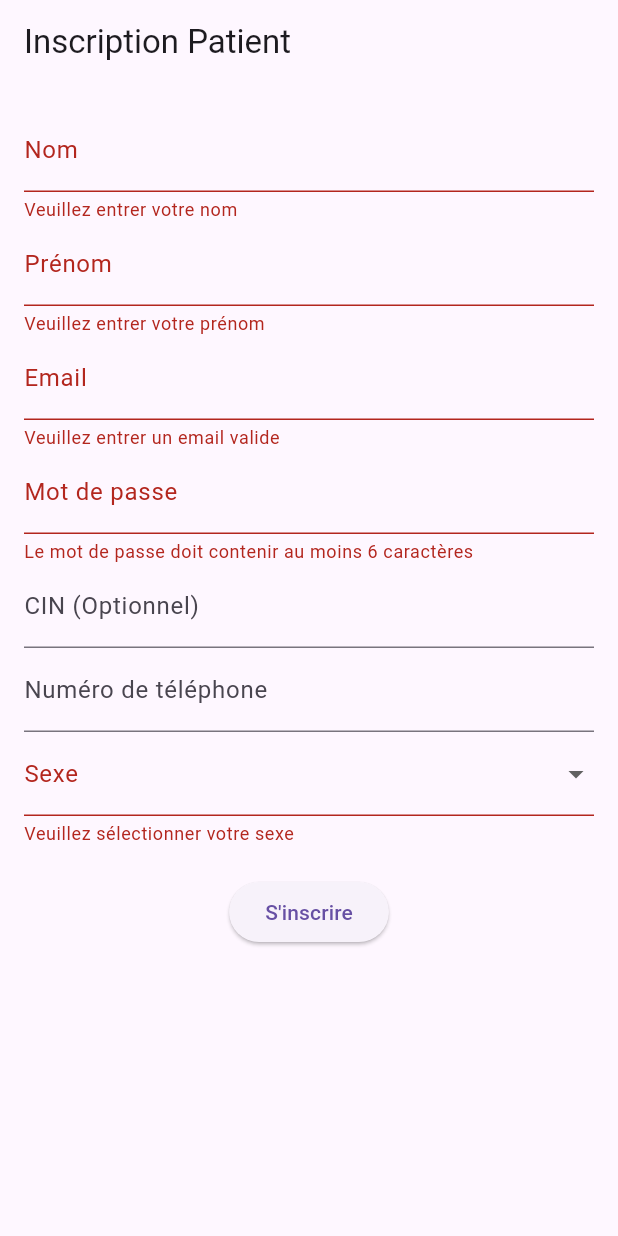
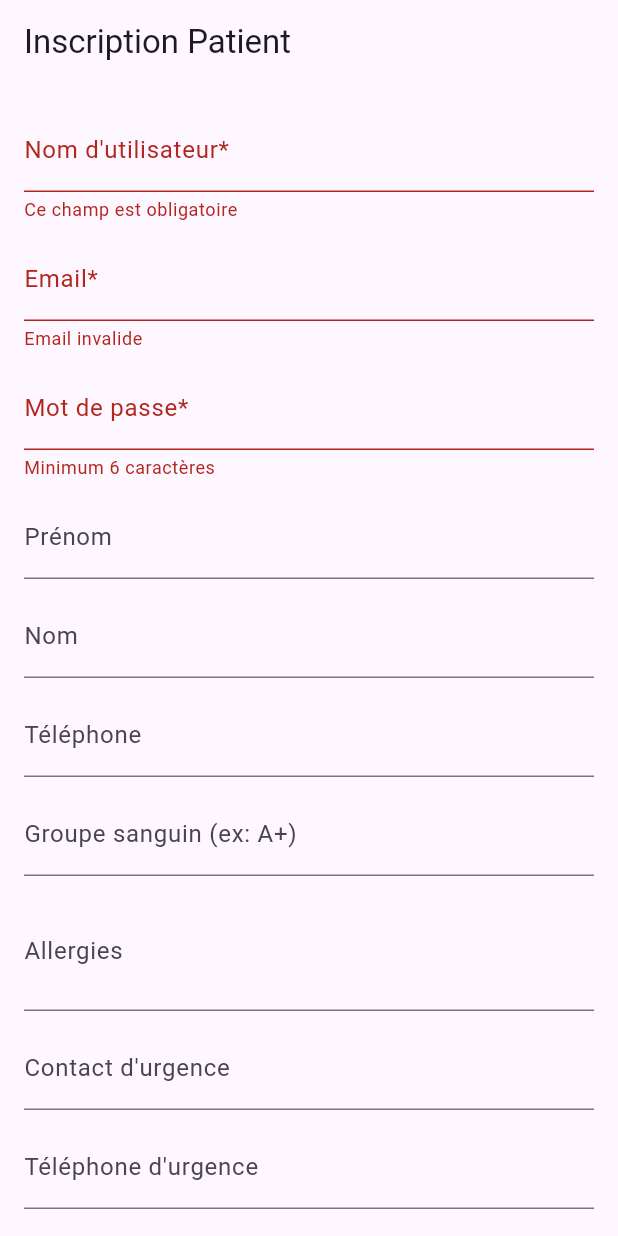
Before and after one commit to Zahra0706/Application-de-gestion-medicale-FrontEnd, a Flutter app: the screen it shows after launch, after a tap on "S'inscrire", on a phone screen of 412 x 824 dp. Run offline on Flutter 3.47's test engine with Material 3 defaults, Android fonts, the phone set to English and light mode, and no system bars.

```diff
--- a/lib/main.dart
+++ b/lib/main.dart
@@ -1,8 +1,9 @@
 import 'package:flutter/material.dart';
 import 'package:provider/provider.dart';
-import 'services/mock_auth_service.dart';
+import 'view_models/auth_view_model.dart';
 import 'repositories/auth_repository.dart';
-import 'view_models/auth_view_model.dart';
+import 'services/auth_service.dart';
+import 'services/api_auth_service.dart';
 import 'views/auth/register_screen.dart';
 
 void main() {
@@ -14,23 +15,20 @@ class MyApp extends StatelessWidget {
 
   @override
   Widget build(BuildContext context) {
-    // Initialisation des dépendances (Dependency Injection)
-    final mockAuthService = MockAuthService();
-    final authRepository = AuthRepository(mockAuthService);
-    final authViewModel = AuthViewModel(authRepository);
+    final AuthService authService = ApiAuthService();
+    final AuthRepository authRepository = AuthRepository(authService);
+    final AuthViewModel authViewModel = AuthViewModel(authRepository);
 
     return MultiProvider(
       providers: [
-        ChangeNotifierProvider(create: (context) => authViewModel),
-        // Ajouter d'autres ViewModels ici plus tard
+        ChangeNotifierProvider(create: (_) => authViewModel),
       ],
       child: MaterialApp(
-        title: 'MedConnect Patient',
+        title: 'MedConnect',
         theme: ThemeData(
           primarySwatch: Colors.blue,
         ),
-        home: const RegisterScreen(), // Commencez par l'inscription
-        // home: const LoginScreen(), // Ou par la connexion
+        home: const RegisterScreen(),
       ),
     );
   }
--- /dev/null
+++ b/lib/models/auth_response.dart
@@ -0,0 +1,24 @@
+import 'package:json_annotation/json_annotation.dart';
+import 'utilisateur.dart';
+import 'patient.dart';
+
+part 'auth_response.g.dart';
+
+@JsonSerializable()
+class AuthResponse {
+  final String? token;
+  final Utilisateur? user;
+  final Patient? patient_profile;
+  final String? message;
+
+  AuthResponse({
+    this.token,
+    this.user,
+    this.patient_profile,
+    this.message,
+  });
+
+  factory AuthResponse.fromJson(Map<String, dynamic> json) =>
+      _$AuthResponseFromJson(json);
+  Map<String, dynamic> toJson() => _$AuthResponseToJson(this);
+}
--- a/lib/models/patient.dart
+++ b/lib/models/patient.dart
@@ -5,25 +5,23 @@ part 'patient.g.dart';
 
 @JsonSerializable()
 class Patient {
-  final int idPatient;
-  final String sexe; // "Homme" ou "Femme"
-  final String? groupeSanguin;
-  final String? adresse;
-  final String? ville;
-  final double? poids;
-  final double? taille;
-  // Ceci est crucial : un Patient EST un Utilisateur
-  final Utilisateur utilisateur;
+  final int id;
+  final Utilisateur user;
+  @JsonKey(name: 'blood_type')
+  final String? bloodType;
+  final String? allergies;
+  @JsonKey(name: 'emergency_contact')
+  final String? emergencyContact;
+  @JsonKey(name: 'emergency_phone')
+  final String? emergencyPhone;
 
   Patient({
-    required this.idPatient,
-    required this.sexe,
-    this.groupeSanguin,
-    this.adresse,
-    this.ville,
-    this.poids,
-    this.taille,
-    required this.utilisateur,
+    required this.id,
+    required this.user,
+    this.bloodType,
+    this.allergies,
+    this.emergencyContact,
+    this.emergencyPhone,
   });
 
   factory Patient.fromJson(Map<String, dynamic> json) =>
--- /dev/null
+++ b/lib/models/register_request.dart
@@ -0,0 +1,36 @@
+import 'package:json_annotation/json_annotation.dart';
+
+part 'register_request.g.dart';
+
+@JsonSerializable()
+class RegisterRequest {
+  final String username;
+  final String email;
+  final String password;
+  final String? first_name;
+  final String? last_name;
+  final String? phone;
+  final String role;
+  final String? blood_type;
+  final String? allergies;
+  final String? emergency_contact;
+  final String? emergency_phone;
+
+  RegisterRequest({
+    required this.username,
+    required this.email,
+    required this.password,
+    this.first_name,
+    this.last_name,
+    this.phone,
+    this.role = "PATIENT",
+    this.blood_type,
+    this.allergies,
+    this.emergency_contact,
+    this.emergency_phone,
+  });
+
+  factory RegisterRequest.fromJson(Map<String, dynamic> json) =>
+      _$RegisterRequestFromJson(json);
+  Map<String, dynamic> toJson() => _$RegisterRequestToJson(this);
+}
--- a/lib/models/utilisateur.dart
+++ b/lib/models/utilisateur.dart
@@ -5,30 +5,33 @@ part 'utilisateur.g.dart';
 @JsonSerializable()
 class Utilisateur {
   final int id;
-  final String nom;
-  final String prenom;
+  final String username;
+  @JsonKey(name: 'first_name')
+  final String? firstName;
+  @JsonKey(name: 'last_name')
+  final String? lastName;
   final String email;
-  final String? CIN; // Peut être null
-  final String password; // À cacher côté front après le dev
-  final String? numeroTel;
-  final DateTime? dateNaissance;
-  final DateTime createdAt;
-  final bool isActif;
+  final String? phone;
+  final String role;
+  @JsonKey(name: 'date_of_birth')
+  final String? dateOfBirth;
+  final String? address;
+  @JsonKey(name: 'is_active')
+  final bool isActive;
 
   Utilisateur({
     required this.id,
-    required this.nom,
-    required this.prenom,
+    required this.username,
+    this.firstName,
+    this.lastName,
     required this.email,
-    this.CIN,
-    required this.password,
-    this.numeroTel,
-    this.dateNaissance,
-    required this.createdAt,
-    required this.isActif,
+    this.phone,
+    required this.role,
+    this.dateOfBirth,
+    this.address,
+    required this.isActive,
   });
 
-  // Méthodes pour la sérialisation JSON (générées par build_runner)
   factory Utilisateur.fromJson(Map<String, dynamic> json) =>
       _$UtilisateurFromJson(json);
   Map<String, dynamic> toJson() => _$UtilisateurToJson(this);
--- a/lib/view_models/auth_view_model.dart
+++ b/lib/view_models/auth_view_model.dart
@@ -1,5 +1,6 @@
 import 'package:flutter/foundation.dart';
-import '../models/patient.dart';
+import '../models/register_request.dart';
+import '../models/auth_response.dart';
 import '../repositories/auth_repository.dart';
 
 class AuthViewModel with ChangeNotifier {
@@ -9,22 +10,26 @@ class AuthViewModel with ChangeNotifier {
 
   bool _isLoading = false;
   String? _errorMessage;
-  Patient? _currentPatient;
+  AuthResponse? _authResponse;
 
   // Getters
   bool get isLoading => _isLoading;
   String? get errorMessage => _errorMessage;
-  Patient? get currentPatient => _currentPatient;
+  AuthResponse? get authResponse => _authResponse;
 
-  // Actions
-  Future<void> registerPatient(Patient patient, String password) async {
+  // Inscription
+  Future<void> registerPatient(RegisterRequest request) async {
     _isLoading = true;
     _errorMessage = null;
     notifyListeners();
 
     try {
-      _currentPatient = await _authRepository.registerPatient(patient, password);
-      // Succès ! Vous pouvez naviguer vers l'écran d'accueil ici.
+      _authResponse = await _authRepository.registerPatient(request);
+      // Stocker le token dans SharedPreferences
+      if (_authResponse?.token != null) {
+        // TODO: Sauvegarder token avec shared_preferences
+        print('Token reçu: ${_authResponse!.token}');
+      }
     } catch (e) {
       _errorMessage = e.toString();
     } finally {
@@ -33,15 +38,18 @@ class AuthViewModel with ChangeNotifier {
     }
   }
 
+  // Connexion
   Future<void> login(String email, String password) async {
     _isLoading = true;
     _errorMessage = null;
     notifyListeners();
 
     try {
-      String token = await _authRepository.login(email, password);
-      // Succès ! Sauvegardez le token (avec shared_preferences) et naviguez.
-      print("Token reçu: $token");
+      _authResponse = await _authRepository.login(email, password);
+      if (_authResponse?.token != null) {
+        // TODO: Sauvegarder token
+        print('Token reçu: ${_authResponse!.token}');
+      }
     } catch (e) {
       _errorMessage = e.toString();
     } finally {
--- a/lib/views/auth/register_screen.dart
+++ b/lib/views/auth/register_screen.dart
@@ -1,7 +1,6 @@
 import 'package:flutter/material.dart';
 import 'package:provider/provider.dart';
-import '../../models/patient.dart';
-import '../../models/utilisateur.dart';
+import '../../models/register_request.dart';
 import '../../view_models/auth_view_model.dart';
 
 class RegisterScreen extends StatefulWidget {
@@ -13,14 +12,16 @@ class RegisterScreen extends StatefulWidget {
 
 class _RegisterScreenState extends State<RegisterScreen> {
   final _formKey = GlobalKey<FormState>();
+  final _usernameController = TextEditingController();
   final _emailController = TextEditingController();
   final _passwordController = TextEditingController();
-  final _nomController = TextEditingController();
-  final _prenomController = TextEditingController();
-  final _cinController = TextEditingController();
-  final _telephoneController = TextEditingController();
-
-  String? _selectedSexe;
+  final _firstNameController = TextEditingController();
+  final _lastNameController = TextEditingController();
+  final _phoneController = TextEditingController();
+  final _bloodTypeController = TextEditingController();
+  final _allergiesController = TextEditingController();
+  final _emergencyContactController = TextEditingController();
+  final _emergencyPhoneController = TextEditingController();
 
   @override
   Widget build(BuildContext context) {
@@ -35,84 +36,96 @@ class _RegisterScreenState extends State<RegisterScreen> {
           child: SingleChildScrollView(
             child: Column(
               children: [
-                // Champ Nom
+                // Username (obligatoire)
                 TextFormField(
-                  controller: _nomController,
-                  decoration: const InputDecoration(labelText: 'Nom'),
+                  controller: _usernameController,
+                  decoration: const InputDecoration(labelText: 'Nom d\'utilisateur*'),
                   validator: (value) {
                     if (value == null || value.isEmpty) {
-                      return 'Veuillez entrer votre nom';
+                      return 'Ce champ est obligatoire';
                     }
                     return null;
                   },
                 ),
-                // Champ Prénom
+                const SizedBox(height: 10),
+
+                // Email
                 TextFormField(
-                  controller: _prenomController,
-                  decoration: const InputDecoration(labelText: 'Prénom'),
+                  controller: _emailController,
+                  decoration: const InputDecoration(labelText: 'Email*'),
+                  keyboardType: TextInputType.emailAddress,
                   validator: (value) {
-                    if (value == null || value.isEmpty) {
-                      return 'Veuillez entrer votre prénom';
+                    if (value == null || value.isEmpty || !value.contains('@')) {
+                      return 'Email invalide';
                     }
                     return null;
                   },
                 ),
-                // Champ Email
+                const SizedBox(height: 10),
+
+                // Mot de passe
                 TextFormField(
-                  controller: _emailController,
-                  decoration: const InputDecoration(labelText: 'Email'),
-                  keyboardType: TextInputType.emailAddress,
+                  controller: _passwordController,
+                  decoration: const InputDecoration(labelText: 'Mot de passe*'),
+                  obscureText: true,
                   validator: (value) {
-                    if (value == null || value.isEmpty || !value.contains('@')) {
-                      return 'Veuillez entrer un email valide';
+                    if (value == null || value.length < 6) {
+                      return 'Minimum 6 caractères';
                     }
                     return null;
                   },
                 ),
-                // Champ Mot de passe
+                const SizedBox(height: 10),
+
+                // Prénom
                 TextFormField(
-                  controller: _passwordController,
-                  decoration: const InputDecoration(labelText: 'Mot de passe'),
-                  obscureText: true,
-                  validator: (value) {
-                    if (value == null || value.length < 6) {
-                      return 'Le mot de passe doit contenir au moins 6 caractères';
-                    }
-                    return null;
-                  },
+                  controller: _firstNameController,
+                  decoration: const InputDecoration(labelText: 'Prénom'),
                 ),
-                // Champ CIN
+                const SizedBox(height: 10),
+
+                // Nom
                 TextFormField(
-                  controller: _cinController,
-                  decoration: const InputDecoration(labelText: 'CIN (Optionnel)'),
+                  controller: _lastNameController,
+                  decoration: const InputDecoration(labelText: 'Nom'),
                 ),
-                // Champ Téléphone
+                const SizedBox(height: 10),
+
+                // Téléphone
                 TextFormField(
-                  controller: _telephoneController,
-                  decoration: const InputDecoration(labelText: 'Numéro de téléphone'),
+                  controller: _phoneController,
+                  decoration: const InputDecoration(labelText: 'Téléphone'),
                   keyboardType: TextInputType.phone,
                 ),
-                // Liste déroulante pour le sexe
-                DropdownButtonFormField<String>(
-                  value: _selectedSexe,
-                  decoration: const InputDecoration(labelText: 'Sexe'),
-                  items: ['Homme', 'Femme']
-                      .map((sexe) => DropdownMenuItem(
-                    value: sexe,
-                    child: Text(sexe),
-                  ))
-                      .toList(),
-                  onChanged: (value) {
-                    setState(() {
-                      _selectedSexe = value;
-                    });
-                  },
-                  validator: (value) {
-                    if (value == null) {
-                      return 'Veuillez sélectionner votre sexe';
-                    }
-                    return null;
-                  },
+                const SizedBox(height: 10),
+
+                // Groupe sanguin
+                TextFormField(
+                  controller: _bloodTypeController,
+                  decoration: const InputDecoration(labelText: 'Groupe sanguin (ex: A+)'),
+                ),
+                const SizedBox(height: 10),
+
+                // Allergies
+                TextFormField(
+                  controller: _allergiesController,
+                  decoration: const InputDecoration(labelText: 'Allergies'),
+                  maxLines: 2,
+                ),
+                const SizedBox(height: 10),
+
+                // Contact d'urgence
+                TextFormField(
+                  controller: _emergencyContactController,
+                  decoration: const InputDecoration(labelText: 'Contact d\'urgence'),
+                ),
+                const SizedBox(height: 10),
+
+                // Téléphone d'urgence
+                TextFormField(
+                  controller: _emergencyPhoneController,
+                  decoration: const InputDecoration(labelText: 'Téléphone d\'urgence'),
+                  keyboardType: TextInputType.phone,
                 ),
                 const SizedBox(height: 20),
 
@@ -129,34 +142,35 @@ class _RegisterScreenState extends State<RegisterScreen> {
                     : ElevatedButton(
                   onPressed: () {
                     if (_formKey.currentState!.validate()) {
-                      // 1. Créer l'objet Utilisateur
-                      final utilisateur = Utilisateur(
-                        id: 0, // 0 car pas encore créé en base
-                        nom: _nomController.text,
-                        prenom: _prenomController.text,
+                      final request = RegisterRequest(
+                        username: _usernameController.text,
                         email: _emailController.text,
-                        CIN: _cinController.text.isEmpty ? null : _cinController.text,
                         password: _passwordController.text,
-                        numeroTel: _telephoneController.text.isEmpty ? null : _telephoneController.text,
-                        dateNaissance: null, // Ajouter un sélecteur de date plus tard
-                        createdAt: DateTime.now(),
-                        isActif: true,
+                        first_name: _firstNameController.text.isEmpty
+                            ? null
+                            : _firstNameController.text,
+                        last_name: _lastNameController.text.isEmpty
+                            ? null
+                            : _lastNameController.text,
+                        phone: _phoneController.text.isEmpty
+                            ? null
+                            : _phoneController.text,
+                        role: "PATIENT",
+                        blood_type: _bloodTypeController.text.isEmpty
+                            ? null
+                            : _bloodTypeController.text,
+                        allergies: _allergiesController.text.isEmpty
+                            ? null
+                            : _allergiesController.text,
+                        emergency_contact: _emergencyContactController.text.isEmpty
+                            ? null
+                            : _emergencyContactController.text,
+                        emergency_phone: _emergencyPhoneController.text.isEmpty
+                            ? null
+                            : _emergencyPhoneController.text,
                       );
 
-                      // 2. Créer l'objet Patient
-                      final patient = Patient(
-                        idPatient: 0, // 0 car pas encore créé en base
-                        sexe: _selectedSexe!,
-                        groupeSanguin: null, // À ajouter dans le formulaire si besoin
-                        adresse: null, // À ajouter dans le formulaire si besoin
-                        ville: null, // À ajouter dans le formulaire si besoin
-                        poids: null, // À ajouter dans le formulaire si besoin
-                        taille: null, // À ajouter dans le formulaire si besoin
-                        utilisateur: utilisateur,
-                      );
-
-                      // 3. Appeler le ViewModel pour l'inscription
-                      authViewModel.registerPatient(patient, _passwordController.text);
+                      authViewModel.registerPatient(request);
                     }
                   },
                   child: const Text("S'inscrire"),
--- a/pubspec.yaml
+++ b/pubspec.yaml
@@ -13,11 +13,12 @@ dependencies:
   # Pour l'état (State Management) - Provider
   provider: ^6.1.1
   # Pour les requêtes HTTP
+  http: ^1.1.0
+
   dio: ^5.3.0
   # Pour la sérialisation JSON (convertir JSON <-> Objet Dart)
   json_annotation: ^4.8.1
-  # Pour la navigation (optionnel pour maintenant)
-  # go_router: ^13.0.0
+  shared_preferences: ^2.2.2
 
   # Icônes iOS
   cupertino_icons: ^1.0.8
```
Also changed, not shown: lib/repositories/auth_repository.dart (+5 -4 lines), lib/services/api_auth_service.dart (added, +28 -0 lines), lib/services/api_service.dart (added, +59 -0 lines), lib/services/auth_service.dart (+4 -4 lines), lib/services/mock_auth_service.dart (+63 -28 lines), lib/models/auth_response.g.dart (added), lib/models/patient.g.dart, lib/models/register_request.g.dart (added), lib/models/utilisateur.g.dart, pubspec.lock, 3 other files.
